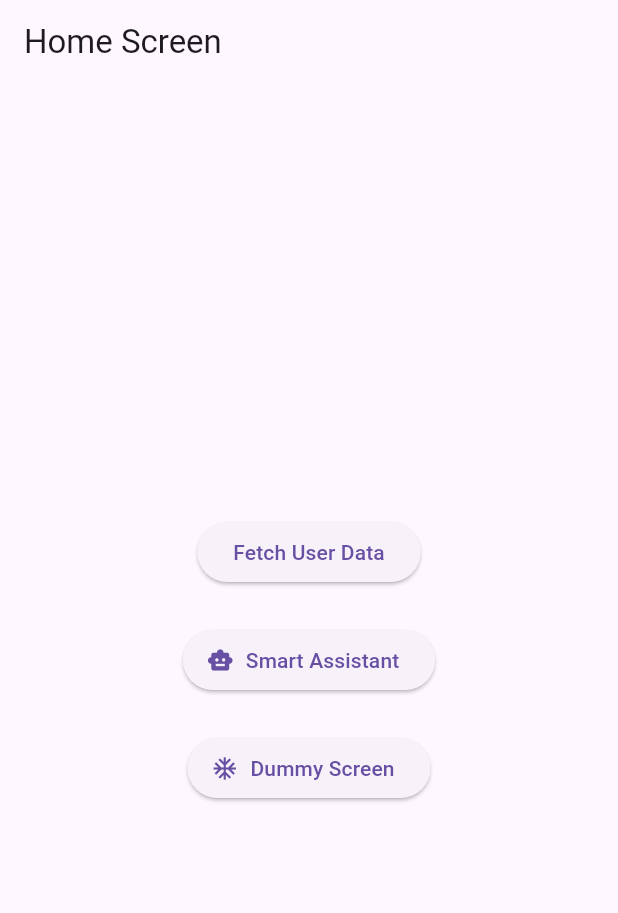
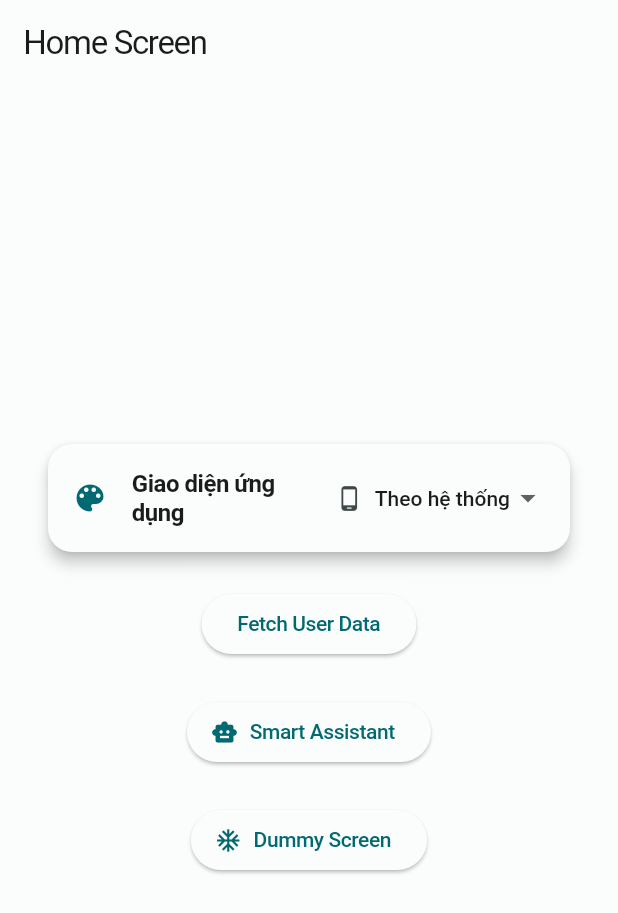
Before and after one commit to DuongYi/smart_learning_assistant, a Flutter app: the HomeScreen screen opened by its route, on a phone screen of 412 x 824 dp. Shown: the top 913 px of the screen. Run offline on Flutter 3.47's test engine with Material 3 defaults, Android fonts, the light colour scheme and no system bars; our stand-ins replace dio, flutter_hooks, freezed_annotation, go_router, hooks_riverpod, image_picker and 5 more; missing offline and left inert: flutter_math_fork; accounts and stored records are empty; generated files the repository leaves out were written again; Roboto replaces fonts that are missing (Pretendard).

Commit message:
add theme

```diff
--- a/lib/base/start_up/start_up_provider.dart
+++ b/lib/base/start_up/start_up_provider.dart
@@ -1,4 +1,3 @@
-import 'package:flutter_riverpod/flutter_riverpod.dart';
 import 'package:riverpod_annotation/riverpod_annotation.dart';
 
 part 'start_up_provider.g.dart';
--- a/lib/core/service/theme/theme.dart
+++ b/lib/core/service/theme/theme.dart
@@ -1,5 +1,7 @@
 import 'package:flutter/material.dart';
 import 'package:material_color_utilities/material_color_utilities.dart';
+
+enum VsThemeMode { light, dark, system, darkGreen }
 
 class KeyColor {
   static Color primary = const Color(0xFF006971);
@@ -8,6 +10,7 @@ class KeyColor {
   static Color neutral = const Color(0xFF5C5F5F);
   static Color neutralVariant = const Color(0xFF566061);
   static Color error = const Color(0xFFBA1A1A);
+  static Color darkGreen = const Color(0xFF1B5E20);
 }
 
 TextTheme textTheme = TextTheme(
@@ -160,3 +163,39 @@ ThemeData darkTheme = ThemeData(
   appBarTheme: const AppBarTheme(centerTitle: false, scrolledUnderElevation: 0),
   splashFactory: InkSparkle.splashFactory,
 );
+
+ThemeData darkGreenTheme = ThemeData(
+  useMaterial3: true,
+  fontFamily: 'Pretendard',
+  textTheme: textTheme,
+  colorScheme: ColorScheme.dark(
+    brightness: Brightness.dark,
+    primary: KeyColor.darkGreen.tone(80),
+    onPrimary: KeyColor.darkGreen.tone(20),
+    primaryContainer: KeyColor.darkGreen.tone(30),
+    onPrimaryContainer: KeyColor.darkGreen.tone(90),
+    secondary: const Color(0xFF388E3C),
+    onSecondary: Colors.white,
+    secondaryContainer: const Color(0xFF66BB6A),
+    onSecondaryContainer: Colors.black,
+    tertiary: const Color(0xFF43A047),
+    onTertiary: Colors.white,
+    error: KeyColor.error.tone(80),
+    onError: KeyColor.error.tone(20),
+    errorContainer: KeyColor.error.tone(30),
+    onErrorContainer: KeyColor.error.tone(90),
+    surface: KeyColor.darkGreen.tone(10),
+    onSurface: KeyColor.darkGreen.tone(90),
+    surfaceContainerHighest: KeyColor.darkGreen.tone(30),
+    onSurfaceVariant: KeyColor.darkGreen.tone(80),
+    outline: KeyColor.darkGreen.tone(60),
+    outlineVariant: KeyColor.darkGreen.tone(30),
+    scrim: Colors.black,
+    shadow: Colors.black,
+    inverseSurface: KeyColor.darkGreen.tone(90),
+    onInverseSurface: KeyColor.darkGreen.tone(20),
+    inversePrimary: KeyColor.darkGreen.tone(40),
+  ),
+  appBarTheme: const AppBarTheme(centerTitle: false, scrolledUnderElevation: 0),
+  splashFactory: InkSparkle.splashFactory,
+);
--- /dev/null
+++ b/lib/core/service/theme/theme_controller.dart
@@ -0,0 +1,18 @@
+import 'package:hooks_riverpod/legacy.dart';
+import 'package:smart_learning_assistant/core/service/theme/theme.dart';
+
+final themeModeProvider = StateNotifierProvider<ThemeController, VsThemeMode>(
+  (ref) => ThemeController(),
+);
+
+class ThemeController extends StateNotifier<VsThemeMode> {
+  ThemeController() : super(VsThemeMode.system);
+
+  void toggleTheme() {
+    state = state == VsThemeMode.light ? VsThemeMode.dark : VsThemeMode.light;
+  }
+
+  void setTheme(VsThemeMode mode) {
+    state = mode;
+  }
+}
--- a/lib/modules/home/presentation/view/home_screen.dart
+++ b/lib/modules/home/presentation/view/home_screen.dart
@@ -1,8 +1,10 @@
 import 'package:flutter/material.dart';
 import 'package:hooks_riverpod/hooks_riverpod.dart';
 import 'package:smart_learning_assistant/core/routes/routes.dart';
+import 'package:smart_learning_assistant/core/service/theme/theme.dart';
 import 'package:smart_learning_assistant/modules/home/presentation/controller/home_controller.dart';
 import 'package:go_router/go_router.dart';
+import 'package:smart_learning_assistant/core/service/theme/theme_controller.dart';
 
 class HomeScreen extends ConsumerWidget {
   const HomeScreen({super.key});
@@ -18,6 +20,97 @@ class HomeScreen extends ConsumerWidget {
         child: Column(
           mainAxisAlignment: MainAxisAlignment.center,
           children: [
+            // Nâng cấp UI đổi theme
+            Card(
+              elevation: 4,
+              shape: RoundedRectangleBorder(
+                borderRadius: BorderRadius.circular(16),
+              ),
+              margin: const EdgeInsets.symmetric(horizontal: 32),
+              child: Padding(
+                padding: const EdgeInsets.symmetric(
+                  horizontal: 16,
+                  vertical: 8,
+                ),
+                child: Consumer(
+                  builder: (context, ref, _) {
+                    final themeMode = ref.watch(themeModeProvider);
+                    return ListTile(
+                      contentPadding: EdgeInsets.zero,
+                      leading: Icon(
+                        Icons.color_lens,
+                        color: Theme.of(context).colorScheme.primary,
+                      ),
+                      title: const Text(
+                        'Giao diện ứng dụng',
+                        style: TextStyle(fontWeight: FontWeight.w600),
+                      ),
+                      trailing: DropdownButtonHideUnderline(
+                        child: DropdownButton<VsThemeMode>(
+                          value: themeMode,
+                          borderRadius: BorderRadius.circular(12),
+                          style: TextStyle(
+                            color: Theme.of(context).colorScheme.onSurface,
+                            fontWeight: FontWeight.w500,
+                          ),
+                          dropdownColor: Theme.of(context).cardColor,
+                          items: const [
+                            DropdownMenuItem(
+                              value: VsThemeMode.system,
+                              child: Row(
+                                children: [
+                                  Icon(Icons.phone_android, size: 18),
+                                  SizedBox(width: 8),
+                                  Text('Theo hệ thống'),
+                                ],
+                              ),
+                            ),
+                            DropdownMenuItem(
+                              value: VsThemeMode.light,
+                              child: Row(
+                                children: [
+                                  Icon(Icons.light_mode, size: 18),
+                                  SizedBox(width: 8),
+                                  Text('Sáng'),
+                                ],
+                              ),
+                            ),
+                            DropdownMenuItem(
+                              value: VsThemeMode.dark,
+                              child: Row(
+                                children: [
+                                  Icon(Icons.dark_mode, size: 18),
+                                  SizedBox(width: 8),
+                                  Text('Tối'),
+                                ],
+                              ),
+                            ),
+                            DropdownMenuItem(
+                              value: VsThemeMode.darkGreen,
+                              child: Row(
+                                children: [
+                                  Icon(Icons.nature, size: 18),
+                                  SizedBox(width: 8),
+                                  Text('Dark Green'),
+                                ],
+                              ),
+                            ),
+                          ],
+                          onChanged: (mode) {
+                            if (mode != null) {
+                              ref
+                                  .read(themeModeProvider.notifier)
+                                  .setTheme(mode);
+                            }
+                          },
+                        ),
+                      ),
+                    );
+                  },
+                ),
+              ),
+            ),
+            const SizedBox(height: 24),
             (ref.watch(homeControllerProvider).isLoading)
                 ? const CircularProgressIndicator()
                 : ElevatedButton(
@@ -39,7 +132,7 @@ class HomeScreen extends ConsumerWidget {
               icon: const Icon(Icons.smart_toy),
               label: const Text('Smart Assistant'),
               onPressed: () {
-                context.go(Routes.smartAssistant);
+                context.push(Routes.smartAssistant);
               },
             ),
             const SizedBox(height: 24),
@@ -47,7 +140,7 @@ class HomeScreen extends ConsumerWidget {
               icon: const Icon(Icons.ac_unit_sharp),
               label: const Text('Dummy Screen'),
               onPressed: () {
-                context.go(Routes.dummyScreen);
+                context.push(Routes.dummyScreen);
               },
             ),
           ],
```
Also changed, not shown: lib/modules/dummy_scrren_test/dummy_screen_test.dart (+9 -1 lines), lib/smart_learning_assistant_app.dart (+21 -7 lines), lib/core/theme/theme_provider.dart (added), lib/smart_learning_assistant_app.g.dart (deleted), 1 other file.
